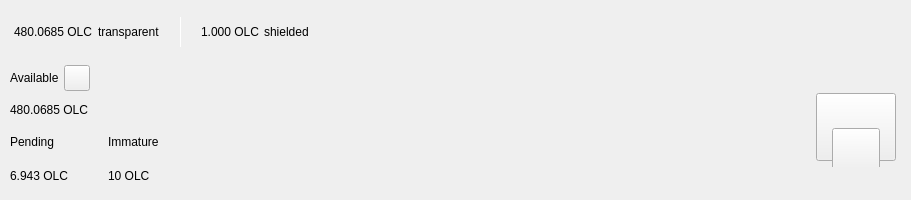
This is src/qt/forms/topbar.ui in OrganicLifeCoin/OrganLife-Core as Qt 5 draws it before an edit. The edited form follows.
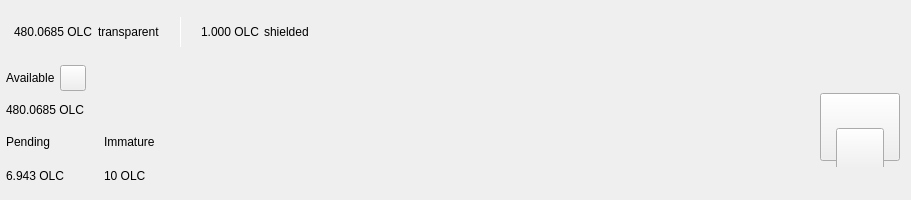
This is the edited form. Custom widgets are drawn as their Qt base class.

Patch:
```diff
--- a/src/qt/forms/topbar.ui
+++ b/src/qt/forms/topbar.ui
@@ -399,13 +399,13 @@
         </property>
         <layout class="QHBoxLayout" name="botton_container">
          <property name="leftMargin">
-          <number>10</number>
+          <number>6</number>
          </property>
          <property name="topMargin">
           <number>0</number>
          </property>
          <property name="rightMargin">
-          <number>10</number>
+          <number>6</number>
          </property>
          <property name="bottomMargin">
           <number>10</number>
```
